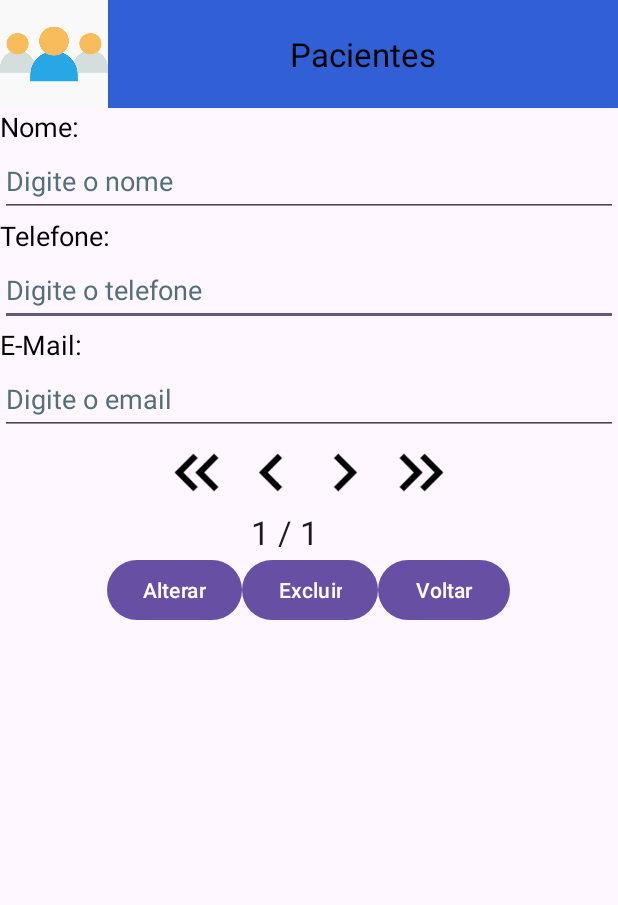
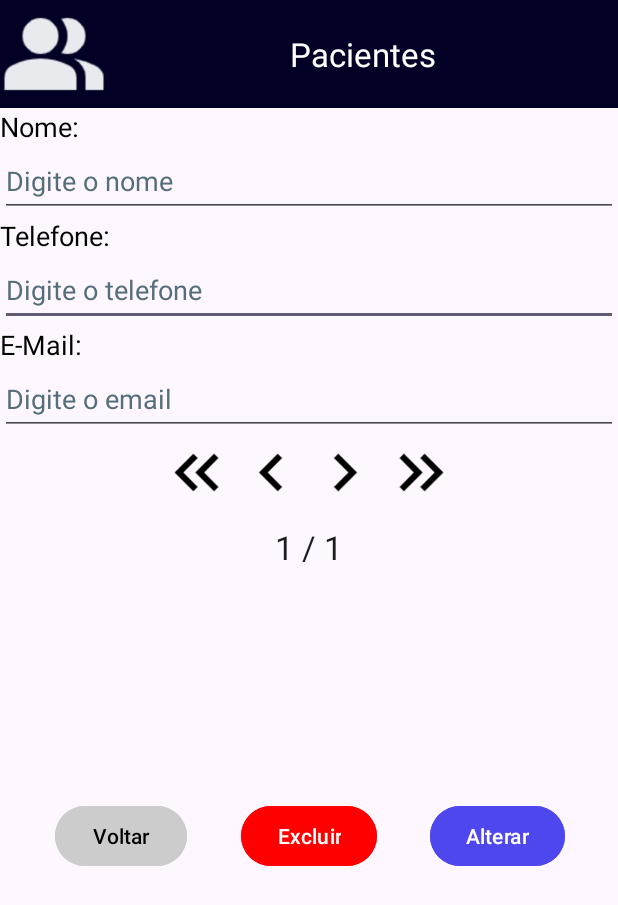
Before and after one commit to vnimar/SGAP-Mobile, an Android app: the PacientesActivity screen opened directly, with no data from a screen before it, on a phone screen of 412 x 824 dp. Shown: the top 905 px of the screen. Run offline under Robolectric (Android 15) with nearby library versions, the phone set to English and light mode, and no system bars.

Commit message:
alterações finais

```diff
--- a/app/src/main/res/layout/activity_pacientes.xml
+++ b/app/src/main/res/layout/activity_pacientes.xml
@@ -1,10 +1,12 @@
 <?xml version="1.0" encoding="utf-8"?>
 <LinearLayout xmlns:android="http://schemas.android.com/apk/res/android"
+    xmlns:app="http://schemas.android.com/apk/res-auto"
     xmlns:tools="http://schemas.android.com/tools"
     android:layout_width="match_parent"
     android:layout_height="match_parent"
     android:orientation="vertical"
     tools:context="br.com.sgap.ui.activity.PacientesActivity">
+
     <LinearLayout
 
         android:id="@+id/linearLayout1"
@@ -13,7 +15,7 @@
 
         android:layout_height="wrap_content"
 
-        android:background="#F9F9FA" >
+        android:background="@color/azul_escuro">
 
 
         <ImageView
@@ -49,9 +51,9 @@
 
             android:layout_height="match_parent"
 
-            android:background="#305FD6"
+            android:background="@color/azul_escuro"
 
-            android:gravity="center" >
+            android:gravity="center">
 
             <TextView
 
@@ -65,7 +67,7 @@
 
                 android:textAppearance="?android:attr/textAppearanceLarge"
 
-                android:textColor="#000000" />
+                android:textColor="@color/white" />
 
         </LinearLayout>
 
@@ -198,7 +200,7 @@
 
         android:gravity="center"
 
-        android:paddingTop="0dp" >
+        android:paddingTop="0dp">
 
 
         <ImageView
@@ -267,68 +269,66 @@
     </LinearLayout>
 
     <LinearLayout
-
         android:layout_width="match_parent"
-
-        android:layout_height="wrap_content"
-
+        android:layout_height="50dp"
         android:gravity="center"
-
-        android:paddingTop="0dp" >
-
+        android:paddingTop="0dp">
 
         <TextView
-
             android:id="@+id/txtstatus_paciente"
-
-            android:layout_width="77dp"
-
+            android:layout_width="wrap_content"
             android:layout_height="wrap_content"
-
             android:contentDescription="@string/status"
-
+            android:gravity="center"
             android:textAppearance="?android:attr/textAppearanceLarge"
             tools:ignore="TextSizeCheck"
             tools:text="@string/status" />
 
     </LinearLayout>
 
-    <LinearLayout
-
+    <androidx.constraintlayout.widget.ConstraintLayout
         android:layout_width="match_parent"
-
-        android:layout_height="wrap_content"
-
-        android:gravity="center" >
+        android:layout_height="match_parent">
 
         <Button
-
             android:id="@+id/btalterarp"
-
             android:layout_width="wrap_content"
-
             android:layout_height="wrap_content"
-
+            android:backgroundTint="@color/azul"
             android:text="@string/alterar"
+            app:layout_constraintBottom_toBottomOf="parent"
+            app:layout_constraintEnd_toEndOf="parent"
+            app:layout_constraintStart_toEndOf="@+id/btexcluirp"
+            app:layout_constraintTop_toTopOf="parent"
+            app:layout_constraintVertical_bias="0.371"
             tools:ignore="DuplicateSpeakableTextCheck" />
 
         <Button
-
             android:id="@+id/btexcluirp"
-
             android:layout_width="wrap_content"
-
             android:layout_height="wrap_content"
-
+            android:backgroundTint="@color/vermelho"
             android:text="@string/excluir"
+            app:layout_constraintBottom_toBottomOf="parent"
+            app:layout_constraintEnd_toEndOf="parent"
+            app:layout_constraintStart_toStartOf="parent"
+            app:layout_constraintTop_toTopOf="parent"
+            app:layout_constraintVertical_bias="0.371"
             tools:ignore="DuplicateSpeakableTextCheck" />
 
         <Button
             android:id="@+id/btvoltarp"
             android:layout_width="wrap_content"
             android:layout_height="wrap_content"
-            android:text="@string/voltar" />
+            android:backgroundTint="#CCCCCC"
+            android:text="@string/voltar"
+            android:textColor="@android:color/black"
+            app:layout_constraintBottom_toBottomOf="parent"
+            app:layout_constraintEnd_toStartOf="@+id/btexcluirp"
+            app:layout_constraintStart_toStartOf="parent"
+            app:layout_constraintTop_toTopOf="parent"
+            app:layout_constraintVertical_bias="0.371" />
 
-    </LinearLayout>
+    </androidx.constraintlayout.widget.ConstraintLayout>
 
 </LinearLayout>
```
Also changed, not shown: app/src/main/java/br/com/sgap/ui/activity/AtendimentoActivity.java (+5 -2 lines), app/src/main/java/br/com/sgap/ui/activity/FuncionariosActivity.java (+5 -2 lines), app/src/main/java/br/com/sgap/ui/activity/GravaAtendimentosActivity.java (+12 -5 lines), app/src/main/java/br/com/sgap/ui/activity/GravaFuncionariosActivity.java (+9 -8 lines), app/src/main/java/br/com/sgap/ui/activity/GravaPacientesActivity.java (+9 -5 lines), app/src/main/java/br/com/sgap/ui/activity/PacientesActivity.java (+9 -6 lines), app/src/main/res/layout/activity_grava_funcionarios.xml (+32 -13 lines), app/src/main/res/layout/activity_grava_pacientes.xml (+22 -8 lines), app/src/main/res/drawable/pac.png.
